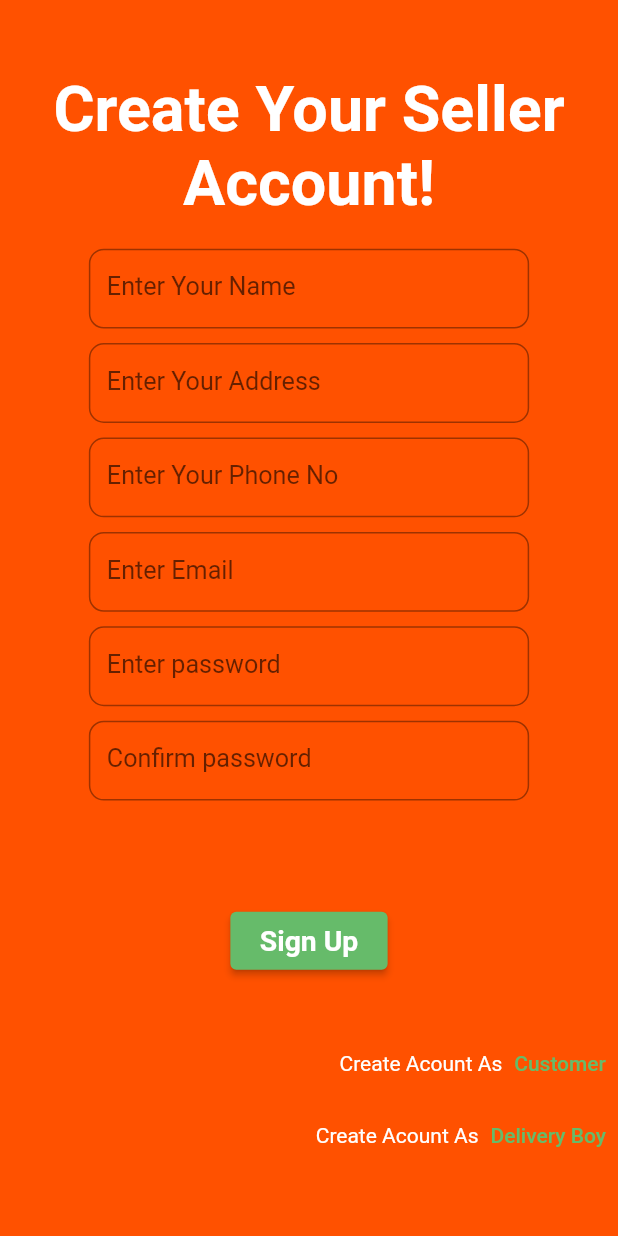
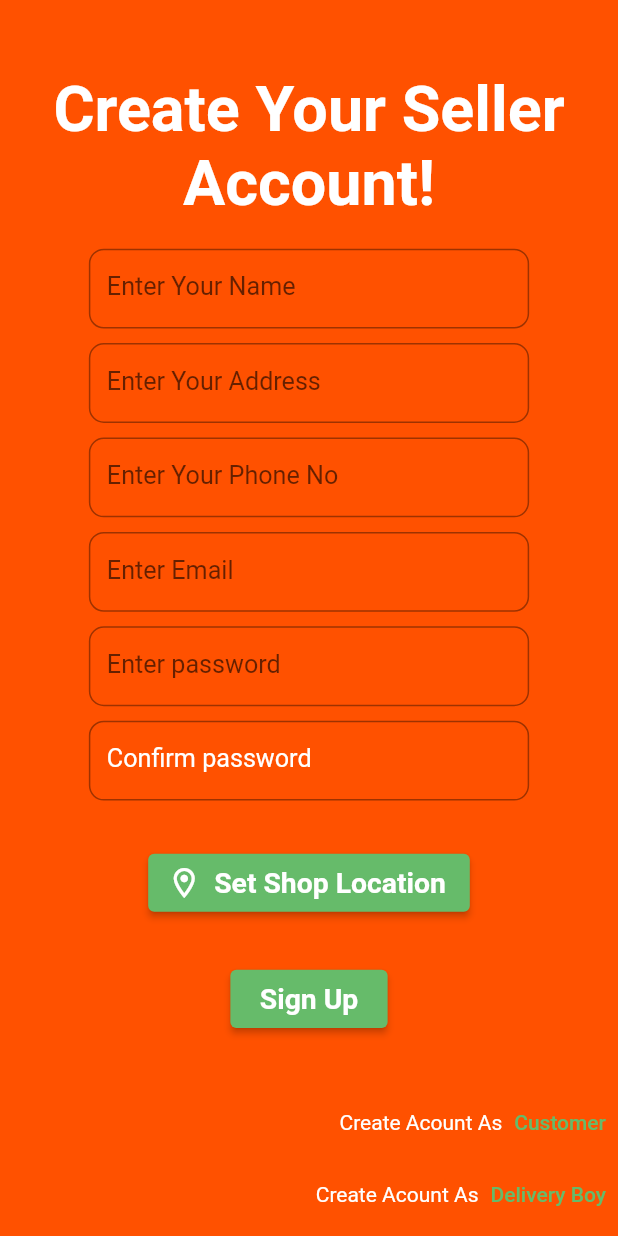
Before and after one commit to Hanfia12345/CONSTRUCTION, a Flutter app: the RegisterAsVendor screen opened directly, on a phone screen of 412 x 824 dp. Run offline on Flutter 3.47's test engine with Material 2 defaults, Android fonts, the phone set to English and light mode, and no system bars; our stand-ins replace flutter_screenutil, geocoding, geolocator, get, google_maps_flutter, image_picker and 1 more; network calls fail.

Commit message:
customer current location added 22 jan

```diff
--- a/lib/GUI/CustomerScreens/Construct.dart
+++ b/lib/GUI/CustomerScreens/Construct.dart
@@ -276,7 +276,7 @@ class _EstimateButtonState extends State<EstimateButton> {
       int length = int.parse(wallLength.text);
       int height = int.parse(wallheight.text);
       var total_sqft = length * height;
-      var bricks_sqft = 12;
+      var bricks_sqft = 9;
       //var cement_sqft = 0.0194444444;
       var cement_sqft = 0.015;
       //var sand_sqft = 0.071875;
@@ -292,7 +292,7 @@ class _EstimateButtonState extends State<EstimateButton> {
       int length = int.parse(wallLength.text);
       int height = int.parse(wallheight.text);
       var total_sqft = length * height;
-      var bricks_sqft = 12 / 2;
+      var bricks_sqft = 4;
       //var cement_sqft = 0.0194444444 / 2;
       var cement_sqft = 0.015 / 2;
       //var sand_sqft = 0.071875 / 2;
@@ -308,7 +308,7 @@ class _EstimateButtonState extends State<EstimateButton> {
       int length = int.parse(wallLength.text);
       int height = int.parse(wallheight.text);
       var total_sqft = length * height;
-      var bricks_sqft = 12 * 1.5;
+      var bricks_sqft = 9 * 1.5;
       //var cement_sqft = 0.0194444444 * 1.5;
 
       //by 1:6
--- a/lib/GUI/RegistrationPages.dart
+++ b/lib/GUI/RegistrationPages.dart
@@ -1,6 +1,8 @@
 import 'package:flutter/material.dart';
 import 'package:flutter_screenutil/flutter_screenutil.dart';
 import 'package:the_builders/API/Registration/RegisterUser.dart' as register;
+import 'package:get/get.dart';
+import 'package:the_builders/GUI/VendorScreens/SetLocation.dart';
 //import 'loginpages.dart';
 
 class RegisterAsVendor extends StatefulWidget {
@@ -18,6 +20,8 @@ class _RegisterAsVendorState extends State<RegisterAsVendor> {
   TextEditingController password = TextEditingController();
   TextEditingController confirmpassword = TextEditingController();
   String label = "";
+  // var arg=Get.arguments;
+
 
   @override
   Widget build(BuildContext context) {
@@ -165,8 +169,8 @@ class _RegisterAsVendorState extends State<RegisterAsVendor> {
                       style: TextStyle(fontSize: 16.sp, color: Colors.white),
                       decoration: InputDecoration(
                         labelText: "Confirm password",
-                        hintText: "Confirm password",
-                        hintStyle: const TextStyle(color: Colors.white),
+
+                        labelStyle: const TextStyle(color: Colors.white),
                         border: OutlineInputBorder(
                           borderRadius: BorderRadius.circular(10),
                           borderSide: const BorderSide(
@@ -177,8 +181,31 @@ class _RegisterAsVendorState extends State<RegisterAsVendor> {
                 ),
                 Text(label),
                 SizedBox(
-                  height: 60.h,
+                  height: 20.h,
                 ),
+                SizedBox(
+                  height: 40.h,
+                  //width: 100.w,
+                  child: ElevatedButton.icon(
+                    onPressed: () {
+                      Get.to(const SetLocation());
+                    },
+                    style: ElevatedButton.styleFrom(
+
+                      backgroundColor: Colors.green[400],
+                    ),
+                    icon:const Icon(Icons.location_on_outlined),
+                    label: Text(
+                      'Set Shop Location',
+                      style: TextStyle(
+                          fontSize: 18.sp,
+                          color: Colors.white,
+                          fontWeight: FontWeight.bold),
+                    ),
+                  ),
+                ),
+
+                SizedBox(height: 40.h,),
                 SizedBox(
                   height: 40.h,
                   width: 100.w,
@@ -672,8 +699,7 @@ class _RegisterAsDeliveryBoyState extends State<RegisterAsDeliveryBoy> {
                       style: TextStyle(fontSize: 16.sp, color: Colors.white),
                       decoration: InputDecoration(
                         labelText: "Confirm password",
-                        hintText: "Confirm password",
-                        hintStyle: const TextStyle(color: Colors.white),
+                        labelStyle: const TextStyle(color: Colors.white),
                         border: OutlineInputBorder(
                           borderRadius: BorderRadius.circular(10),
                           borderSide: const BorderSide(
--- a/lib/GUI/globalApi.dart
+++ b/lib/GUI/globalApi.dart
@@ -2,10 +2,10 @@
 
 // ignore_for_file: file_names
 
-var ip = "192.168.1.30";
+var ip = "192.168.43.215";
 var url = "http://$ip/apii/api/apii";
 var pImagesUrl = "http://$ip/apii/Images/productImages/";
-//const String googleAPIKey="AIzaSyD5lSuZ29sF8t99w8nzNFCwSzW0HXFi1NE";
+const String googleApiKey="AIzaSyD5lSuZ29sF8t99w8nzNFCwSzW0HXFi1NE";
 
 
 // String ipAddress = await getIpAddress();
@@ -33,3 +33,5 @@ var pImagesUrl = "http://$ip/apii/Images/productImages/";
 
 //   return ipAddress;
 // }
+
+//ahmad phone  192.168.43.215
--- a/pubspec.yaml
+++ b/pubspec.yaml
@@ -45,7 +45,7 @@ dependencies:
   google_maps_flutter: ^2.2.2
 
   geolocator: ^9.0.2
-  google_maps_webservice: ^0.0.19
+
   geocoding: ^2.0.5
 
 dev_dependencies:
```
Also changed, not shown: lib/GUI/DeliveryBoy/HomePage.dart (+7 -0 lines), lib/GUI/VendorScreens/SetLocation.dart (added, +187 -0 lines), pubspec.lock.
